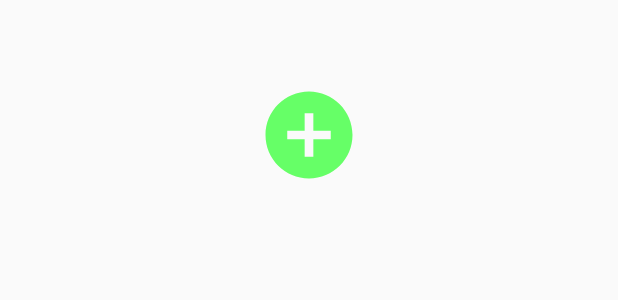
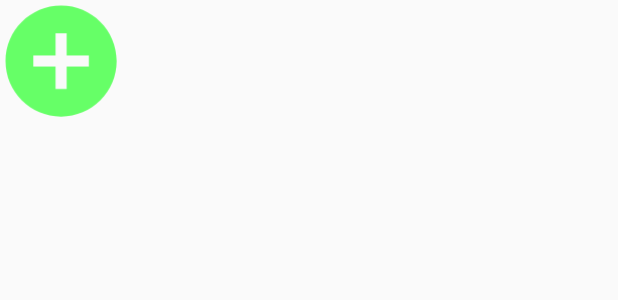
Before and after one commit to mohitsoni-dev/automation-app, an Android app: the layout floating_window.xml on its own in the app's theme, with its tools: preview values and no code run, on a phone screen of 412 x 824 dp. Shown: the top 300 px of the screen. Run offline under Robolectric (Android 15) with nearby library versions, the phone set to English and light mode, and no system bars.

Commit message:
FLOATING BUBBLE ADDED TO THE SCREEN WHEN THE SERVICES START AND FIXED BUGS.

```diff
--- a/app/src/main/java/android/example/checkpoint1/BackgroundService.java
+++ b/app/src/main/java/android/example/checkpoint1/BackgroundService.java
@@ -22,6 +22,7 @@ public class BackgroundService extends Service {
     Handler h;
     int i = 0;
     public static List<String> names = new ArrayList<>();
+    public static String currentApp = "";
     @Override
     public int onStartCommand(Intent intent, int flags, int startId) {
 
@@ -70,6 +71,7 @@ public class BackgroundService extends Service {
         }
         if(!names.contains(name))
             names.add(name);
+        currentApp = name;
 
         MainActivity.adapter.notifyDataSetChanged();
 
--- a/app/src/main/res/drawable/black_circle_foreground.xml
+++ b/app/src/main/res/drawable/black_circle_foreground.xml
@@ -4,10 +4,10 @@
     android:viewportWidth="108"
     android:viewportHeight="108"
     android:tint="#66FF67">
-  <group android:scaleX="2.61"
-      android:scaleY="2.61"
-      android:translateX="22.68"
-      android:translateY="22.68">
+  <group android:scaleX="5"
+      android:scaleY="5"
+      android:translateX="-5"
+      android:translateY="-5">
     <path
         android:fillColor="@android:color/white"
         android:pathData="M12,2C6.48,2 2,6.48 2,12s4.48,10 10,10 10,-4.48 10,-10S17.52,2 12,2zM17,13h-4v4h-2v-4L7,13v-2h4L11,7h2v4h4v2z"/>
--- a/app/src/main/res/layout/floating_window.xml
+++ b/app/src/main/res/layout/floating_window.xml
@@ -8,18 +8,12 @@
     <RelativeLayout
         android:layout_width="wrap_content"
         android:layout_height="wrap_content"
-        android:id="@+id/layout_window"
-        android:layout_centerHorizontal="true"
-        android:layout_margin="30dp">
-        <TextView
-            android:layout_width="120dp"
-            android:layout_height="120dp"
-            android:id="@+id/text_widget"
-            android:textSize="22dp"
-            android:text=""
-            android:gravity="center"
-            android:textColor="@color/white"
-            android:background="@drawable/black_circle_foreground" />
+        android:id="@+id/layout_window">
+        <ImageView
+            android:layout_width="80dp"
+            android:layout_height="80dp"
+            android:id="@+id/imageWidget"
+            android:src="@drawable/black_circle_foreground"/>
 
     </RelativeLayout>
 
```
Also changed, not shown: app/src/main/java/android/example/checkpoint1/FloatingWindow.java (+164 -31 lines), app/src/main/java/android/example/checkpoint1/MainActivity.java (+22 -28 lines), app/src/main/res/layout/activity_main.xml (+22 -15 lines).
